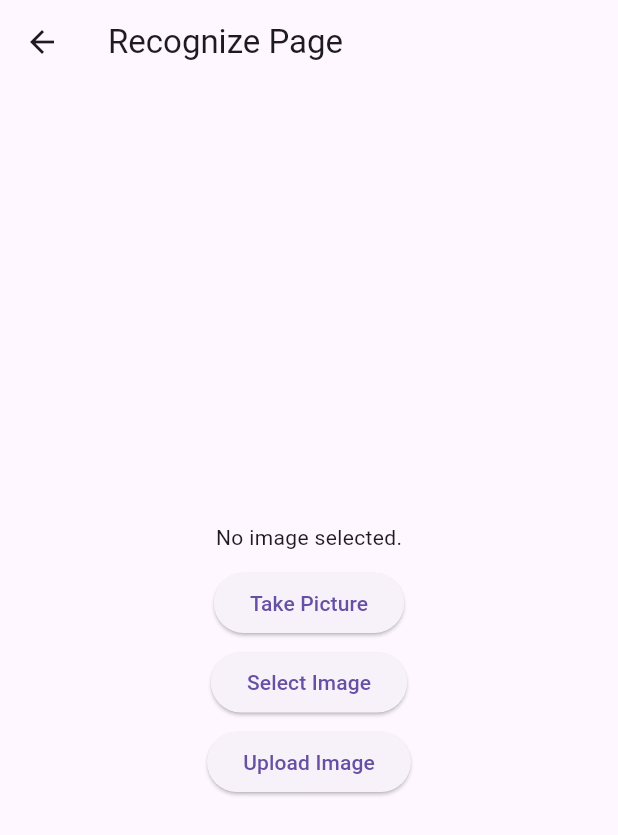
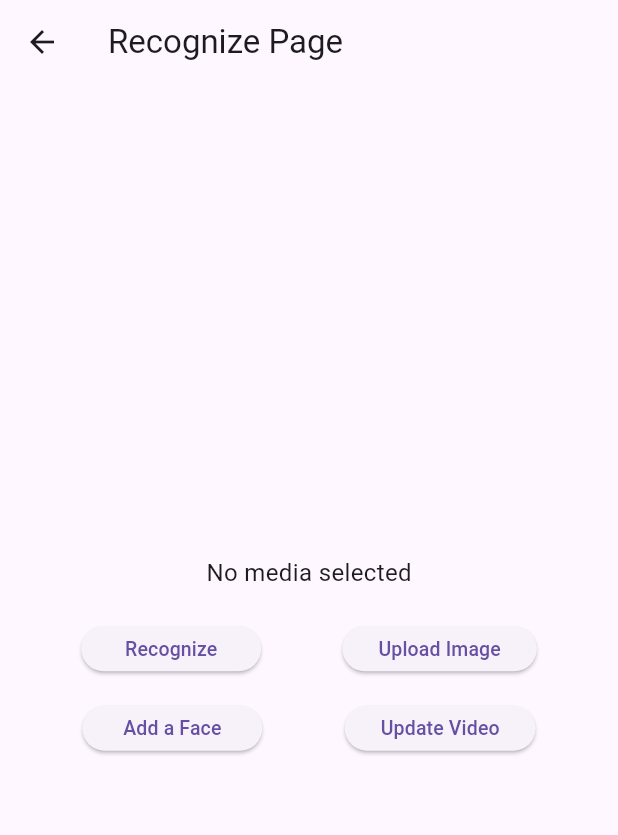
Before and after one commit to Nikhil-1426/Remembron, a Flutter app: the RecognizePage screen opened directly, on a phone screen of 412 x 824 dp. Shown: the top 835 px of the screen. Run offline on Flutter 3.47's test engine with Material 3 defaults, Android fonts, the phone set to English and light mode, and no system bars; our stand-ins replace cloud_firestore, firebase_auth, firebase_core, firebase_storage, image_picker, permission_handler and 2 more; missing offline and left inert: flutter_sound; accounts and stored records are empty.

Commit message:
Third commit

```diff
--- a/lib/RecognizePage.dart
+++ b/lib/RecognizePage.dart
@@ -75,13 +75,14 @@
 //   }
 // }
 
-
-
+import 'dart:async'; // Import async library for Timer
 import 'dart:convert';
 import 'dart:io';
 import 'package:flutter/material.dart';
 import 'package:image_picker/image_picker.dart';
 import 'package:http/http.dart' as http;
+import 'package:http_parser/http_parser.dart';
+import 'package:video_player/video_player.dart';
 
 class RecognizePage extends StatefulWidget {
   @override
@@ -90,6 +91,8 @@ class RecognizePage extends StatefulWidget {
 
 class _RecognizePageState extends State<RecognizePage> {
   File? _image;
+  File? _video;
+  late Timer _videoTimer;
 
   Future<void> _pickImage() async {
     final pickedImage =
@@ -108,6 +111,46 @@ class _RecognizePageState extends State<RecognizePage> {
       setState(() {
         _image = File(pickedImage.path);
       });
+    }
+  }
+
+  Future<void> _takeVideo() async {
+  final pickedVideo = await ImagePicker().pickVideo(source: ImageSource.camera);
+  if (pickedVideo != null) {
+    setState(() {
+      _video = File(pickedVideo.path);
+    });
+
+    _videoTimer = Timer(Duration(seconds: 9), () {
+      setState(() {
+        _video = null; // Stop video recording after 9 seconds
+      });
+    });
+
+    print('Video recording started.');
+    print('Current time: ${DateTime.now()}');
+
+    // Check video format (Android only)
+    if (Platform.isAndroid) {
+      final videoPlayerController = VideoPlayerController.file(_video!);
+      await videoPlayerController.initialize();
+
+      // Check if the video has a size
+      final size = videoPlayerController.value.size;
+      if (size == null) {
+        print('Warning: Unable to load video.');
+        // Show user a message about the error
+        ScaffoldMessenger.of(context).showSnackBar(
+          SnackBar(
+            content: Text('Failed to load video. Please try again.'),
+          ),
+        );
+      } else {
+        print('Video loaded successfully.');
+      }
+
+      videoPlayerController.dispose(); // Dispose the controller after use
+    }
   }
 }
 
@@ -136,6 +179,30 @@ class _RecognizePageState extends State<RecognizePage> {
     }
   }
 
+  Future<void> _uploadVideo() async {
+  if (_video == null) {
+    return;
+  }
+
+  String url = 'http://172.16.41.231:3000/uploadVideo';
+  var request = http.MultipartRequest('POST', Uri.parse(url));
+
+  // Add the video file with content type
+  request.files.add(await http.MultipartFile.fromPath(
+    'video',
+    _video!.path,
+    contentType: MediaType('video', 'mp4'), // Specify the content type
+  ));
+
+  var response = await request.send();
+
+  if (response.statusCode == 200) {
+    print('Video uploaded successfully!');
+  } else {
+    print('Failed to upload video. Status code: ${response.statusCode}');
+  }
+}
+
 @override
 Widget build(BuildContext context) {
   return Scaffold(
@@ -146,25 +213,61 @@ class _RecognizePageState extends State<RecognizePage> {
       child: Column(
         mainAxisAlignment: MainAxisAlignment.center,
         children: <Widget>[
-            _image == null ? Text('No image selected.') : Image.file(_image!),
-            SizedBox(height: 10),
+          _image == null && _video == null
+              ? Text('No media selected', style: TextStyle(fontSize: 16)) // Increased text size to 16
+              : _image != null
+                  ? Image.file(_image!)
+                  : Text('Video selected.', style: TextStyle(fontSize: 13)),
+          SizedBox(height: 15),
+          Row(
+            mainAxisAlignment: MainAxisAlignment.spaceEvenly,
+            children: [
               ElevatedButton(
                 onPressed: _takePicture,
-              child: Text('Take Picture'),
+                child: Text('Recognize', style: TextStyle(fontSize: 13)),
+                style: ButtonStyle(
+                  minimumSize: MaterialStateProperty.all<Size>(Size(120, 30)), // Adjust button size here
+                ),
+              ),
+              ElevatedButton(
+                onPressed: _uploadImage,
+                child: Text('Upload Image', style: TextStyle(fontSize: 13)),
+                style: ButtonStyle(
+                  minimumSize: MaterialStateProperty.all<Size>(Size(120, 30)), // Adjust button size here
+                ),
+              ),
+            ],
           ),
           SizedBox(height: 5),
+          Row(
+            mainAxisAlignment: MainAxisAlignment.spaceEvenly,
+            children: [
               ElevatedButton(
-              onPressed: _pickImage,
-              child: Text('Select Image'),
+                onPressed: _takeVideo,
+                child: Text('Add a Face', style: TextStyle(fontSize: 13)),
+                style: ButtonStyle(
+                  minimumSize: MaterialStateProperty.all<Size>(Size(120, 30)), // Adjust button size here
                 ),
-            SizedBox(height: 5),
+              ),
               ElevatedButton(
-              onPressed: _uploadImage,
-              child: Text('Upload Image'),
+                onPressed: _uploadVideo,
+                child: Text('Update Video', style: TextStyle(fontSize: 13)),
+                style: ButtonStyle(
+                  minimumSize: MaterialStateProperty.all<Size>(Size(120, 30)), // Adjust button size here
+                ),
+              ),
+            ],
           ),
         ],
       ),
     ),
   );
 }
+
+  @override
+  void dispose() {
+    // Cancel the timer when the widget is disposed
+    _videoTimer.cancel();
+    super.dispose();
   }
+}
```
Also changed, not shown: lib/ConvLogPage.dart (+77 -4 lines), pubspec.yaml (+7 -2 lines), pubspec.lock, 3 other files. Lines whose indentation alone changed are shown as unchanged.
